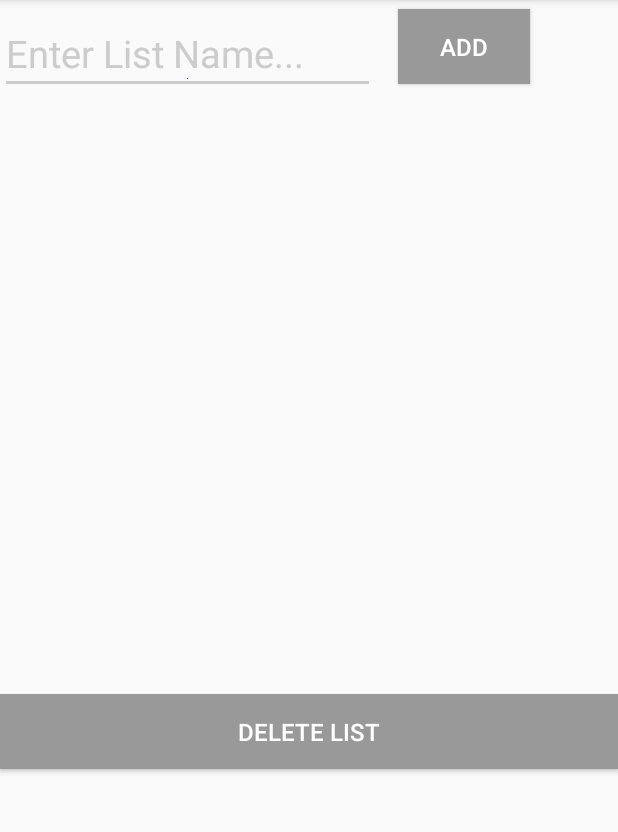
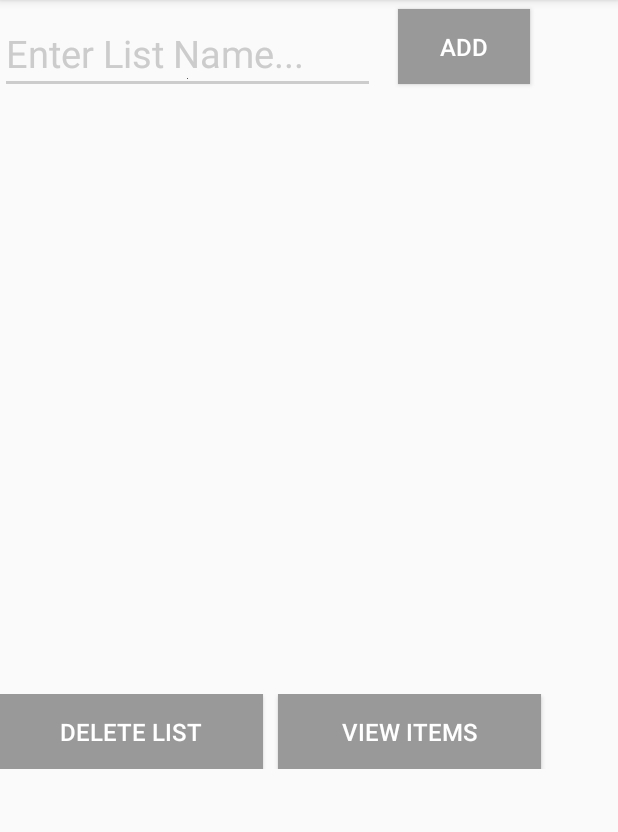
Before and after one commit to rifdis/RealAndroidLab2, an Android app: the screen it shows after launch (MainActivity), on a phone screen of 412 x 824 dp, the part 84-916 px from its top. Run offline under Robolectric (Android 15) with nearby library versions, the phone set to English and light mode, and no system bars.

Commit message:
Listview for lists working. Clickable. Need to impliment button functionallity to delete and view list items

```diff
--- a/app/src/main/java/com/example/tkarl/newlab2/MainActivity.java
+++ b/app/src/main/java/com/example/tkarl/newlab2/MainActivity.java
@@ -11,22 +11,30 @@ import android.os.Bundle;
 import android.util.Log;
 import android.view.View;
 import android.widget.AdapterView;
+import android.widget.ArrayAdapter;
 import android.widget.Button;
 import android.widget.EditText;
 import android.widget.ListView;
+import android.widget.RelativeLayout;
+import android.widget.SimpleAdapter;
 import android.widget.Toast;
 
 import java.text.DateFormat;
 import java.text.SimpleDateFormat;
 import java.util.ArrayList;
 import java.util.Date;
+import java.util.HashMap;
 import java.util.Locale;
 
-public class MainActivity extends AppCompatActivity implements View.OnClickListener,ListView.OnItemSelectedListener {
+public class MainActivity extends AppCompatActivity implements View.OnClickListener,ListView.OnItemClickListener {
     private static final String TAG = "TAG";
     private static DBManager dbManager;
     private static SQLiteDatabase database;
     private static ArrayList<List> listArray;
+    private static ArrayList<HashMap<String,String>> HashList;
+    private static ListView listDisplay;
+    private static SimpleAdapter adapter;
+    private static int chosenID;
 
     @Override
     protected void onCreate(Bundle savedInstanceState) {
@@ -37,19 +45,23 @@ public class MainActivity extends AppCompatActivity implements View.OnClickListe
         Button delList = (Button)findViewById(R.id.Delete_List_Button);
         addList.setOnClickListener(this);
         delList.setOnClickListener(this);
+        listDisplay = (ListView)findViewById(R.id.List_Display_View);
+
+        HashList = new ArrayList<HashMap<String, String>>();
+        dbManager = new DBManager(this);
+       populateList();
+       listDisplay.setOnItemClickListener(this);
+
+
 
     }
-    //Populate the list items into an adapter
-    private void populateLists(){
 
-    }
     @Override
     public void onClick(View v) {
 
         switch (v.getId()){
             case R.id.Add_List_Button:
                 EditText editText =(EditText)findViewById(R.id.Edit_Text_List_Name);
-                dbManager = new DBManager(this);
                 database = dbManager.getWritableDatabase();
                 if(!editText.getText().toString().isEmpty() || !editText.getText().toString().trim().equals(""))
                 { //start of editText empty check
@@ -80,28 +92,37 @@ public class MainActivity extends AppCompatActivity implements View.OnClickListe
         }
     }
 
+    //display list items into the listview
     public void populateList()
     {
+            HashList.clear();
             database = dbManager.getReadableDatabase();
            Cursor listsCursor =  database.query(dbManager.L_TABLE,null,null,null,null,null,dbManager.L_ID);
 
            while(listsCursor.moveToNext()){
+               HashMap<String,String> temp = new HashMap<String, String>();
+               //0 =id, 1 = date 2 =name
                List newList = new List(listsCursor.getInt(0),listsCursor.getString(1),listsCursor.getString(2));
+              listArray.add(newList);
+               temp.put("NAME",listsCursor.getString(2));
+               temp.put("DATE",listsCursor.getString(1));
+               HashList.add(temp);
 
-              listArray.add(newList);
-               Toast.makeText(this,  "has item " + listsCursor.getString(2), Toast.LENGTH_SHORT).show();
            }
            listsCursor.close();
-    }
-
-
-    @Override
-    public void onItemSelected(AdapterView<?> parent, View view, int position, long id) {
+        String[] keys = new String[]{"NAME","DATE"};
+        int[] ids = new int[]{R.id.List_Display_Name,R.id.List_Display_date};
+        adapter = new SimpleAdapter(this,HashList,R.layout.list_row,keys,ids);
+        listDisplay.setAdapter(adapter);
 
     }
 
     @Override
-    public void onNothingSelected(AdapterView<?> parent) {
-
+    public void onItemClick(AdapterView<?> parent, View view, int position, long id) {
+        for(int i = 0; i < parent.getCount();i++){
+            parent.getChildAt(i).setBackgroundColor(getResources().getColor(R.color.WhiteBackground));
+        }
+        Toast.makeText(this, "Working " + position, Toast.LENGTH_SHORT).show();
+        view.setBackgroundColor(getResources().getColor(R.color.SelectedListItemColor));
     }
 }
--- a/app/src/main/res/layout/activity_main.xml
+++ b/app/src/main/res/layout/activity_main.xml
@@ -36,24 +36,42 @@
     </LinearLayout>
 
     <ListView
-        android:id="@android:id/list"
-        android:layout_width="300dp"
+        android:id="@+id/List_Display_View"
+        android:layout_width="fill_parent"
         android:layout_height="400dp"
         android:divider="@color/ListBorder"
         android:dividerHeight="5sp"
+
 
         >
 
     </ListView>
 
+    <LinearLayout
+        android:layout_width="match_parent"
+        android:layout_height="wrap_content"
+        android:orientation="horizontal">
     <Button
         android:id="@+id/Delete_List_Button"
-        android:layout_width="match_parent"
+        android:layout_width="175dp"
         android:layout_height="50dp"
         android:text="Delete List"
+        android:layout_gravity="start"
         android:gravity="center_horizontal|center_vertical"
         android:background="@color/buttonBackground"
         android:textSize="16sp"
-        android:textColor="#fff"/> />
+        android:textColor="#fff"/>
+    <Button
+        android:id="@+id/View_Items_List_Button"
+        android:layout_width="175dp"
+        android:layout_height="50dp"
+        android:text="View Items"
+        android:gravity="center_horizontal|center_vertical"
+        android:background="@color/buttonBackground"
+        android:textSize="16sp"
+        android:layout_marginLeft="10dp"
+        android:layout_gravity="end"
+        android:textColor="#fff"/>
+    </LinearLayout>
 
 </LinearLayout>
--- a/app/src/main/res/values/colors.xml
+++ b/app/src/main/res/values/colors.xml
@@ -7,4 +7,6 @@
     <color name="EditTextTextcolor">#ccc</color>
     <color name="buttonBackground">#999</color>
     <color name="ListBorder">#ccc</color>
+    <color name="SelectedListItemColor">#d8edef</color>
+    <color name="WhiteBackground">#fff</color>
 </resources>
```
Also changed, not shown: app/src/main/res/layout/list_row.xml (+7 -7 lines).
